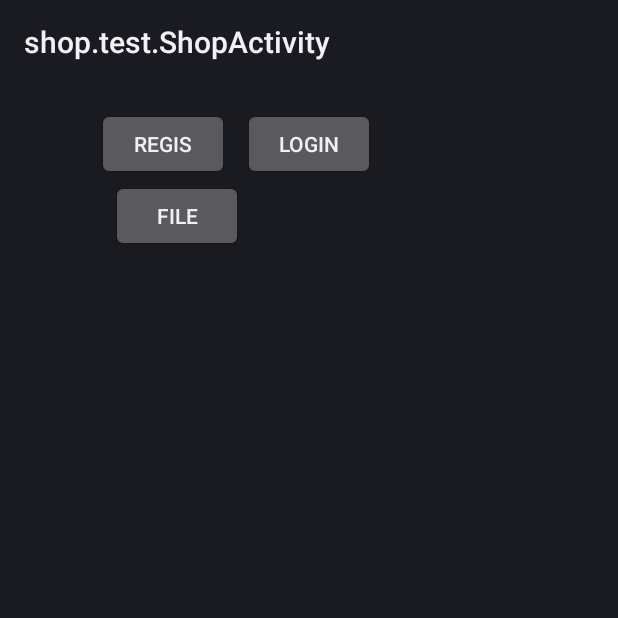
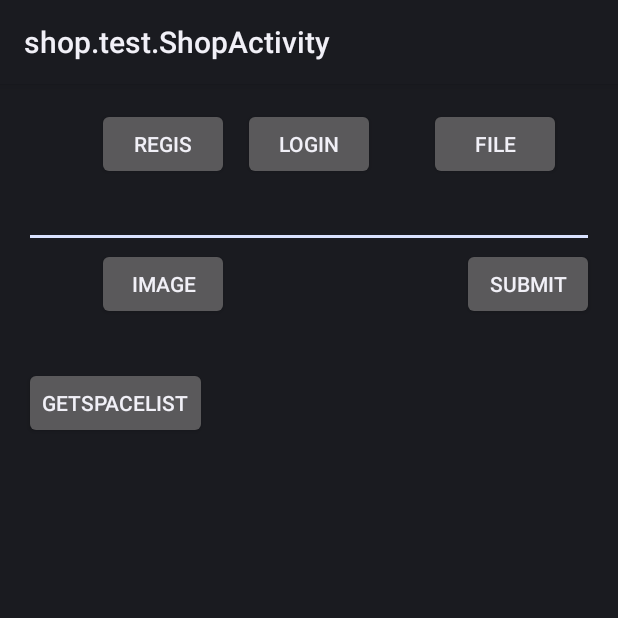
Before and after one commit to skyphone/test2015, an Android app: the ShopActivity screen opened directly, with no data from a screen before it, on a phone screen of 412 x 824 dp, the top half of it. Run offline under Robolectric (Android 15) with nearby library versions, the phone set to English and light mode, and no system bars.

Commit message:
帖子列表查询。帖子上传

```diff
--- a/app/src/main/AndroidManifest.xml
+++ b/app/src/main/AndroidManifest.xml
@@ -27,7 +27,7 @@
     <!-- SD卡读取权限，用户写入离线定位数据 -->
     <uses-permission android:name="android.permission.MOUNT_UNMOUNT_FILESYSTEMS" />
 
-    <application android:name=".MyApplication">
+    <application android:name=".MyApplication" android:debuggable="true">
         <meta-data
             android:name="com.baidu.lbsapi.API_KEY"
             android:value="ZSIVZIFjjMPFb4xZle0QGIwG" />
--- a/app/src/main/res/layout/activity_shop.xml
+++ b/app/src/main/res/layout/activity_shop.xml
@@ -36,7 +36,48 @@
         android:text="file"
         android:onClick="file"
         android:id="@+id/button50"
+        android:layout_alignParentTop="true"
+        android:layout_toRightOf="@+id/button49"
+        android:layout_toEndOf="@+id/button49"
+        android:layout_marginLeft="36dp"
+        android:layout_marginStart="36dp" />
+
+    <EditText
+        android:layout_width="match_parent"
+        android:layout_height="wrap_content"
+        android:id="@+id/editText2"
         android:layout_below="@+id/button48"
-        android:layout_toLeftOf="@+id/button49"
-        android:layout_toStartOf="@+id/button49" />
+        android:layout_centerHorizontal="true" />
+
+    <Button
+        android:layout_width="wrap_content"
+        android:layout_height="wrap_content"
+        android:text="image"
+        android:id="@+id/button51"
+        android:onClick="multi"
+        android:layout_below="@+id/editText2"
+        android:layout_alignRight="@+id/button48"
+        android:layout_alignEnd="@+id/button48" />
+
+    <Button
+        android:layout_width="wrap_content"
+        android:layout_height="wrap_content"
+        android:text="submit"
+        android:id="@+id/button52"
+        android:onClick="submitQzone"
+        android:layout_alignBottom="@+id/button51"
+        android:layout_alignRight="@+id/editText2"
+        android:layout_alignEnd="@+id/editText2" />
+
+    <Button
+        android:layout_width="wrap_content"
+        android:layout_height="wrap_content"
+        android:text="getspacelist"
+        android:onClick="getSpaceList"
+        android:id="@+id/button53"
+        android:layout_below="@+id/button51"
+        android:layout_alignParentLeft="true"
+        android:layout_alignParentStart="true"
+        android:layout_marginTop="31dp" />
+
 </RelativeLayout>
```
Also changed, not shown: app/src/main/java/shop/test/ShopActivity.java (+132 -10 lines).
